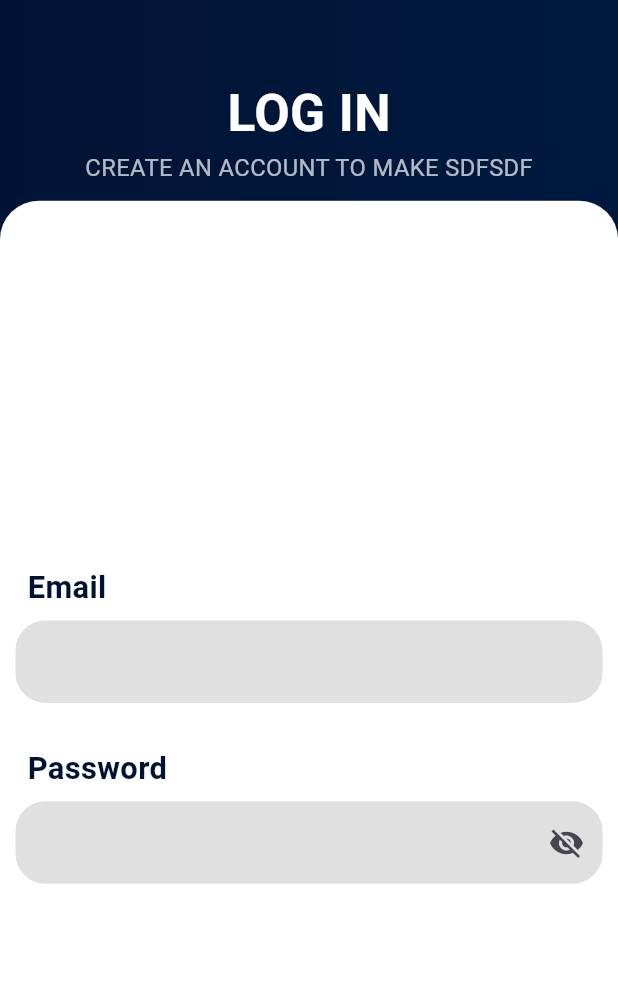
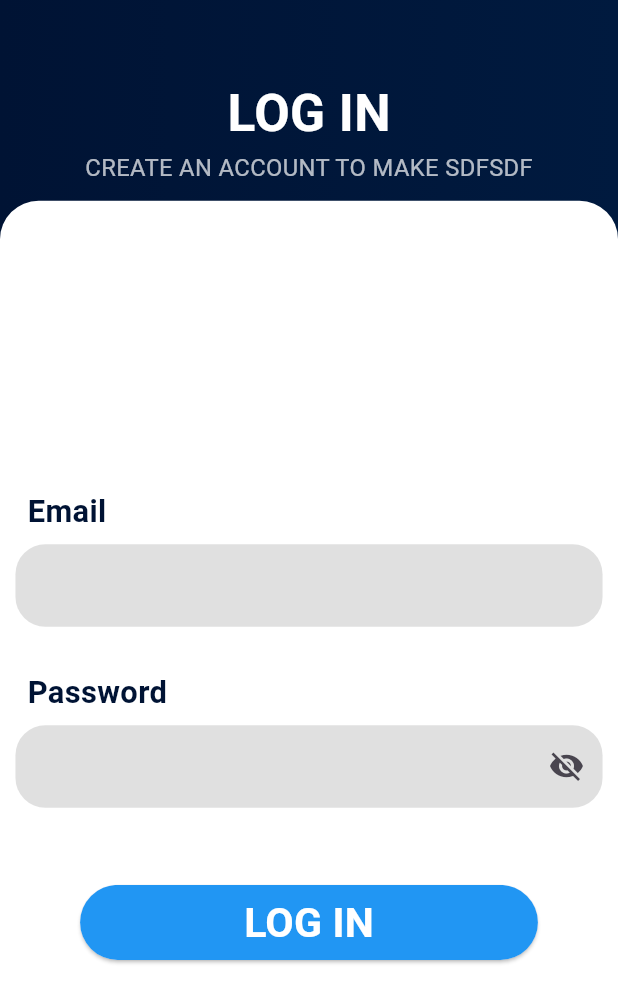
Before and after one commit to ZyadWKhedr/Cellula-Task-1, a Flutter app: the screen it shows after launch, on a phone screen of 412 x 824 dp. Shown: the top 1003 px of the screen. Run offline on Flutter 3.47's test engine with Material 3 defaults, Android fonts, the light colour scheme and no system bars; our stand-ins replace firebase_auth, firebase_core, flutter_riverpod; accounts and stored records are empty.

Commit message:
cutom button and use it in login page

```diff
--- a/lib/main.dart
+++ b/lib/main.dart
@@ -1,4 +1,4 @@
-import 'package:cellula_task1/presentation/view/login_screen.dart';
+import 'package:cellula_task1/presentation/view/auth/login_screen.dart';
 import 'package:flutter/material.dart';
 import 'package:flutter_riverpod/flutter_riverpod.dart';
 import 'package:firebase_core/firebase_core.dart';
--- a/lib/presentation/view/login_screen.dart
+++ b/lib/presentation/view/auth/login_screen.dart
@@ -1,7 +1,8 @@
 import 'package:cellula_task1/core/const/app_colors.dart';
 import 'package:cellula_task1/core/const/dimensions.dart';
 import 'package:cellula_task1/core/widgets/custom_text_widget.dart';
-import 'package:cellula_task1/presentation/view/widgets/custom_text_field.dart';
+import 'package:cellula_task1/presentation/view/auth/widgets/custom_button.dart';
+import 'package:cellula_task1/presentation/view/auth/widgets/custom_text_field.dart';
 import 'package:cellula_task1/presentation/view_model.dart/auth_view_model.dart';
 import 'package:flutter/material.dart';
 import 'package:flutter_riverpod/flutter_riverpod.dart';
@@ -91,6 +92,15 @@ class LoginScreen extends ConsumerWidget {
                             controller: _passwordController,
                             isPassword: true,
                           ),
+                          SizedBox(
+                            height: Dimensions.height50(context),
+                          ),
+                          Center(
+                            child: CustomButton(
+                                text: 'LOG IN',
+                                width: Dimensions.screenWidth(context) / 1.35,
+                                onPressed: () {}),
+                          )
                         ],
                       ),
                     ),
--- /dev/null
+++ b/lib/presentation/view/auth/widgets/custom_button.dart
@@ -0,0 +1,57 @@
+import 'package:cellula_task1/core/const/dimensions.dart';
+import 'package:flutter/material.dart';
+
+class CustomButton extends StatelessWidget {
+  final String text;
+  final VoidCallback onPressed;
+  final double width;
+  final double height;
+  final Color color;
+  final Color textColor;
+  final double borderRadius;
+
+  const CustomButton({
+    Key? key,
+    required this.text,
+    required this.onPressed,
+    this.width = double.infinity,
+    this.height = 50,
+    this.color = Colors.blue,
+    this.textColor = Colors.white,
+    this.borderRadius = 50,
+  }) : super(key: key);
+
+  @override
+  Widget build(BuildContext context) {
+    return SizedBox(
+      width: width,
+      height: height,
+      child: ElevatedButton(
+        style: ElevatedButton.styleFrom(
+          padding: EdgeInsets.zero,
+          shape: RoundedRectangleBorder(
+            borderRadius: BorderRadius.circular(borderRadius),
+          ),
+        ),
+        onPressed: onPressed,
+        child: Ink(
+          decoration: BoxDecoration(
+            borderRadius: BorderRadius.circular(borderRadius),
+            color: color,
+          ),
+          child: Container(
+            alignment: Alignment.center,
+            child: Text(
+              text,
+              style: TextStyle(
+                color: textColor,
+                fontSize: Dimensions.font30(context),
+                fontWeight: FontWeight.bold,
+              ),
+            ),
+          ),
+        ),
+      ),
+    );
+  }
+}
```
Also changed, not shown: lib/presentation/view/auth/widgets/custom_text_field.dart (renamed from lib/presentation/view/widgets/custom_text_field.dart).
